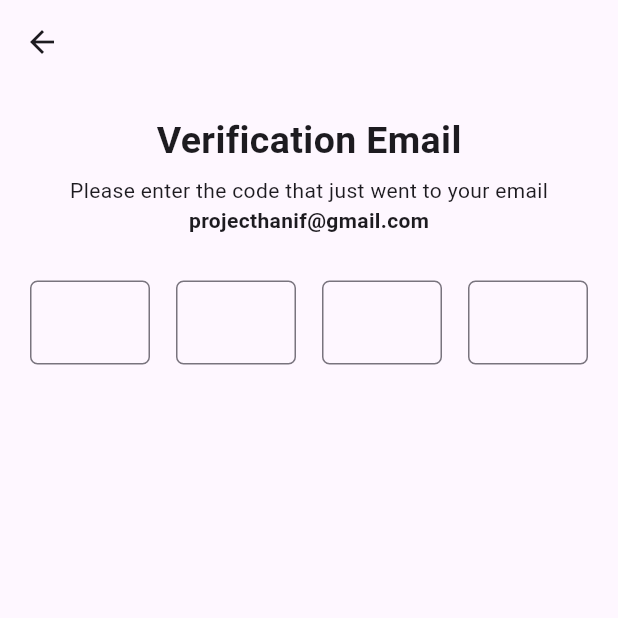
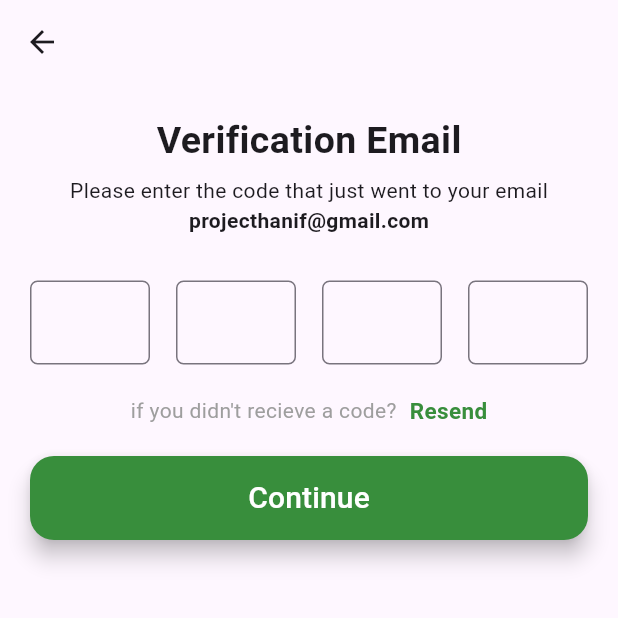
Before and after one commit to projecthanif/kupa_app_flutter, a Flutter app: the EmailVerifyPage screen opened directly, on a phone screen of 412 x 824 dp, the top half of it. Run offline on Flutter 3.47's test engine with Material 3 defaults, Android fonts, the phone set to English and light mode, and no system bars.

Commit message:
next page

```diff
--- a/lib/Auth/login_page.dart
+++ b/lib/Auth/login_page.dart
@@ -244,10 +244,7 @@ class LoginPage extends StatelessWidget {
                     child: Row(
                       mainAxisAlignment: MainAxisAlignment.center,
                       children: [
-                        Image.asset(
-                          'lib/images/rice-bowl.png',
-                          width: 30.0,
-                        ),
+                        Icon(Icons.circle),
                         SizedBox(
                           width: 10.0,
                         ),
--- a/lib/Auth/verify_page.dart
+++ b/lib/Auth/verify_page.dart
@@ -2,6 +2,7 @@
 
 import 'package:flutter/material.dart';
 import 'package:flutter/services.dart';
+import 'package:kupa_app/splash/congrat_page.dart';
 
 class EmailVerifyPage extends StatelessWidget {
   const EmailVerifyPage({super.key});
@@ -74,6 +75,53 @@ class EmailVerifyPage extends StatelessWidget {
                   ),
                 ],
               ),
+              SizedBox(
+                height: 20.0,
+              ),
+              Row(
+                mainAxisAlignment: MainAxisAlignment.center,
+                children: [
+                  Text(
+                    "if you didn't recieve a code? ",
+                    style: TextStyle(color: Colors.grey),
+                  ),
+                  SizedBox(
+                    width: 5.0,
+                  ),
+                  GestureDetector(
+                    onTap: () {},
+                    child: Text(
+                      "Resend",
+                      style: TextStyle(
+                        color: Colors.green[700],
+                        fontSize: 15.0,
+                        fontWeight: FontWeight.w600,
+                      ),
+                    ),
+                  ),
+                ],
+              ),
+              SizedBox(
+                height: 20.0,
+              ),
+              SizedBox(
+                width: 400.0,
+                child: FloatingActionButton(
+                  onPressed: () {
+                    Navigator.push(
+                      context,
+                      MaterialPageRoute(
+                        builder: (context) => CongratPage(),
+                      ),
+                    );
+                  },
+                  backgroundColor: Colors.green[700],
+                  child: Text(
+                    "Continue",
+                    style: TextStyle(color: Colors.white, fontSize: 20.0),
+                  ),
+                ),
+              ),
             ],
           ),
         ),
```
Also changed, not shown: lib/splash/congrat_page.dart (added, +13 -0 lines), lib/splash/second_splash_page.dart (+9 -1 lines).
